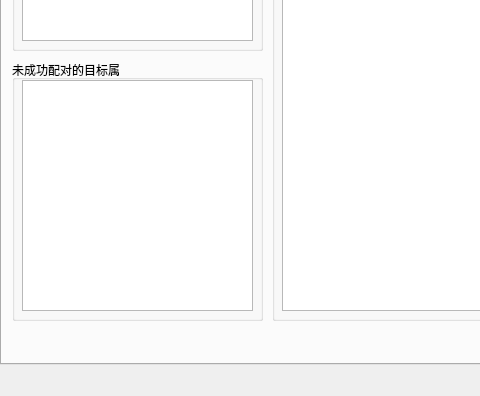
Above: mainwindow.ui from ChickenSeller/Primer-Maker before the change; both pictures show x 0 to 480 and y 269 to 665 of the 1300 by 665 pixel window. Below: the same form after it.
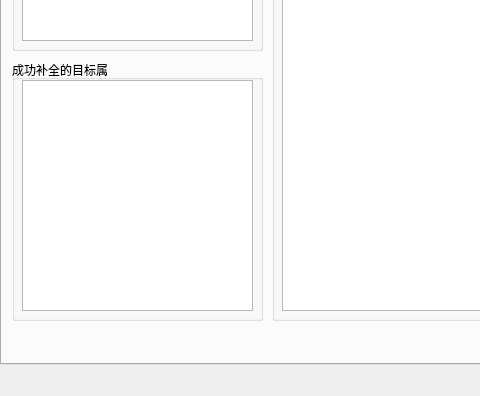
That is the form after the change. The open tabs and pages were chosen to show the change.

Commit message:
补全信息+ui细节
补全信息+ui细节

Diff of the .ui file:
```diff
--- a/mainwindow.ui
+++ b/mainwindow.ui
@@ -151,7 +151,7 @@
        </rect>
       </property>
       <property name="title">
-       <string>未成功配对的目标属</string>
+       <string>成功补全的目标属</string>
       </property>
       <widget class="QListWidget" name="listWidget_4">
        <property name="geometry">
```
Left out of the diff: 2 changed lines with no effect on the pictures. The commit also changes 2 other files.
